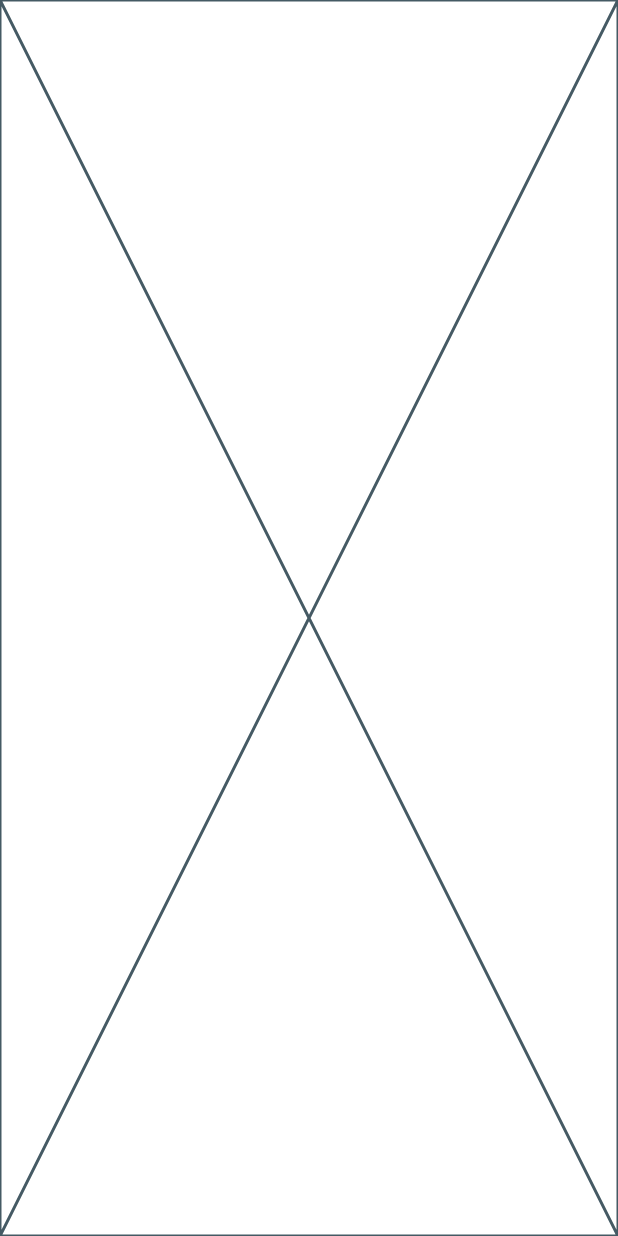
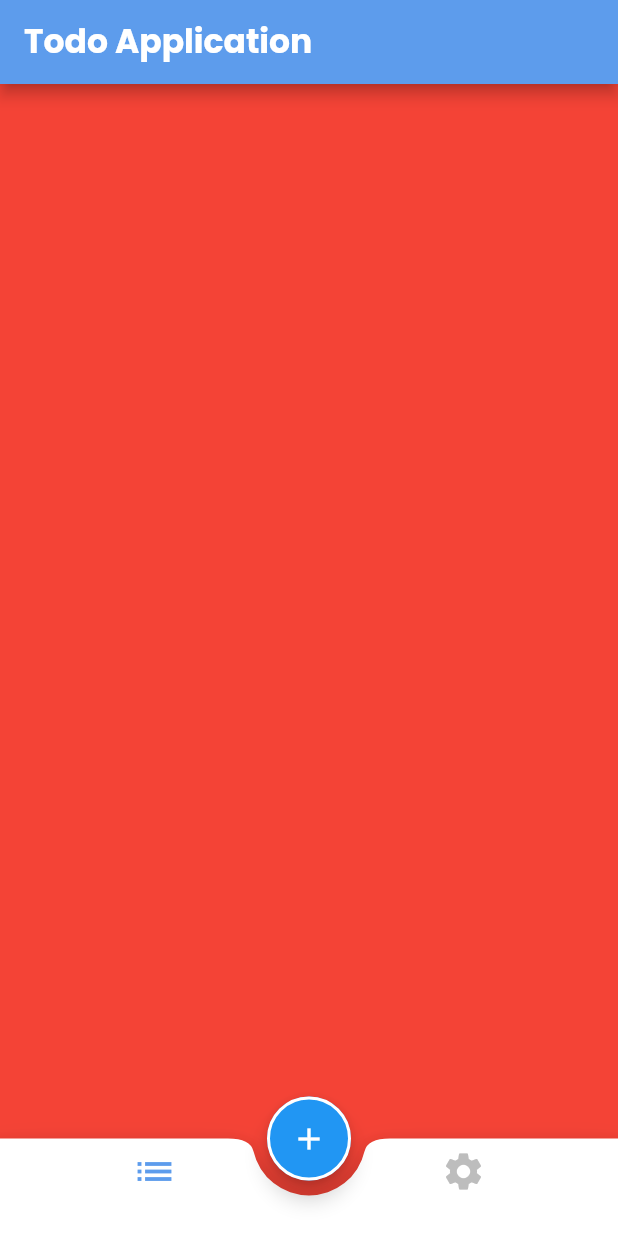
Before and after one commit to Tarekkk1/ToDo-Application, a Flutter app: the screen it shows after launch, on a phone screen of 412 x 824 dp. Run offline on Flutter 3.47's test engine with Material 2 defaults, Android fonts, the phone set to English and light mode, and no system bars; our stand-ins replace google_fonts.

Commit message:
basic application requirments is done

```diff
--- a/lib/Screens/settingsScreen.dart
+++ b/lib/Screens/settingsScreen.dart
@@ -5,6 +5,8 @@ class SettingsScreen extends StatelessWidget {
 
   @override
   Widget build(BuildContext context) {
-    return const Placeholder();
+    return Container(
+      color:  Colors.grey,
+    );
   }
 }
--- a/lib/Screens/tasksScreen.dart
+++ b/lib/Screens/tasksScreen.dart
@@ -5,6 +5,8 @@ class TasksScreen extends StatelessWidget {
 
   @override
   Widget build(BuildContext context) {
-    return const Placeholder();
+    return Container(
+      color: Colors.red,
+    );
   }
 }
--- a/lib/SharedFiles/Styles/my-theme.dart
+++ b/lib/SharedFiles/Styles/my-theme.dart
@@ -14,6 +14,7 @@ class MyThemeData {
               color: Colors.white,
           ),
 
+
           bodyMedium: GoogleFonts.poppins(
               fontSize: 18,
               fontWeight: FontWeight.w600,
@@ -24,14 +25,13 @@ class MyThemeData {
               color: Colors.black),
          ),
       bottomNavigationBarTheme: BottomNavigationBarThemeData(
-          backgroundColor: Colors.white,
-          type: BottomNavigationBarType.shifting,
+          backgroundColor: Colors.transparent,
           unselectedItemColor: Colors.grey.shade400,
           selectedItemColor: lightColor,
-
          ),
       appBarTheme: AppBarTheme(
         backgroundColor: lightColor,
 
-  ));
+  ),
+  bottomAppBarColor: Colors.white);
  }
--- a/lib/home-Layout/home-layout.dart
+++ b/lib/home-Layout/home-layout.dart
@@ -1,11 +1,76 @@
+import 'package:flutter/material.dart';
+import 'package:todo_application/Screens/Widgets/show-add-task-bottom-sheet.dart';
+import 'package:todo_application/Screens/settingsScreen.dart';
+import 'package:todo_application/Screens/tasksScreen.dart';
+// import 'package:calendar_timeline/calendar_timeline.dart';
+class HomeLayout extends StatefulWidget {
+  static const String routeName = "Homelayout";
 
-import 'package:flutter/material.dart';
+  @override
+  State<HomeLayout> createState() => _HomeLayoutState();
+}
 
-class HomeLayout extends StatelessWidget {
- static const String routeName ="Homelayout";
+class _HomeLayoutState extends State<HomeLayout> {
+  int index = 0;
+  List<Widget> tabs = [TasksScreen(), SettingsScreen()];
+
+  void showAddTasksSheet() {
+
+    showModalBottomSheet(
+      context: context,
+      isScrollControlled: true,
+      builder: (context) {
+
+        return AddTaskSheet();
+      },
+    );
+  }
 
   @override
   Widget build(BuildContext context) {
-    return const Placeholder();
+    return Scaffold(
+      extendBody: true,
+      appBar: AppBar(
+        title: Text(
+          "Todo Application",
+          style: Theme.of(context).textTheme.bodyLarge,
+        ),
+      ),
+      bottomNavigationBar: BottomAppBar(
+        shape: CircularNotchedRectangle(),
+        notchMargin: 10,
+        child: BottomNavigationBar(
+          iconSize: 30,
+          elevation: 0.0,
+          currentIndex: index,
+          onTap: (value) {
+            index = value;
+            setState(() {});
+          },
+          items: [
+            BottomNavigationBarItem(
+              icon: Icon(
+                Icons.list,
+              ),
+              label: "",
+            ),
+            BottomNavigationBarItem(
+                icon: Icon(
+                  Icons.settings,
+                ),
+                label: ""),
+          ],
+        ),
+      ),
+      floatingActionButtonLocation: FloatingActionButtonLocation.centerDocked,
+      floatingActionButton: FloatingActionButton(
+        shape: StadiumBorder(side: BorderSide(color: Colors.white, width: 2)),
+        onPressed: () {
+          showAddTasksSheet();
+        },
+        child: Icon(Icons.add),
+      ),
+      body: tabs[index],
+    );
   }
 }
--- a/pubspec.yaml
+++ b/pubspec.yaml
@@ -37,6 +37,7 @@ dependencies:
   # Use with the CupertinoIcons class for iOS style icons.
   cupertino_icons: ^1.0.2
   google_fonts: ^4.0.4
+  calendar_timeline: ^1.1.2
 
 dev_dependencies:
   flutter_test:
```
Also changed, not shown: lib/Screens/Widgets/show-add-task-bottom-sheet.dart (added, +146 -0 lines), lib/main.dart (line endings or trailing spaces), 1 other file.
